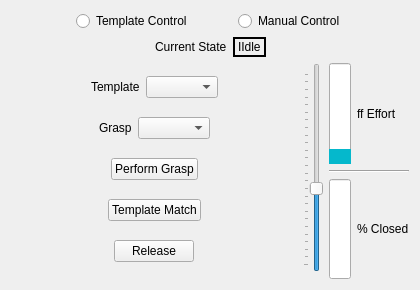
This is vigir_ocs_grasp_widget/src/graspWidget.ui in team-vigir/vigir_ocs_common as Qt 5 draws it before an edit. The edited form follows.
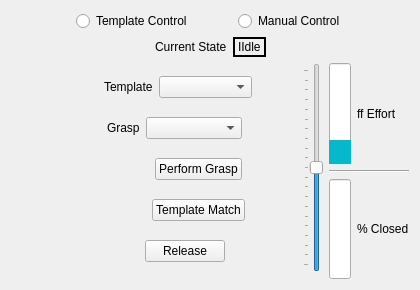
This is the edited form.

Commit message: Updated the gui to have the correct hand in the title. Also modified bounds for slider bar to the corrent values.

What changed in the file:
```diff
--- a/vigir_ocs_grasp_widget/src/graspWidget.ui
+++ b/vigir_ocs_grasp_widget/src/graspWidget.ui
@@ -157,16 +157,26 @@
           </widget>
          </item>
          <item>
-          <widget class="QComboBox" name="templateBox"/>
+          <widget class="QComboBox" name="templateBox">
+           <property name="sizePolicy">
+            <sizepolicy hsizetype="Expanding" vsizetype="Fixed">
+             <horstretch>0</horstretch>
+             <verstretch>0</verstretch>
+            </sizepolicy>
+           </property>
+          </widget>
          </item>
          <item>
           <spacer name="horizontalSpacer_14">
            <property name="orientation">
             <enum>Qt::Horizontal</enum>
            </property>
+           <property name="sizeType">
+            <enum>QSizePolicy::Fixed</enum>
+           </property>
            <property name="sizeHint" stdset="0">
             <size>
-             <width>40</width>
+             <width>45</width>
              <height>20</height>
             </size>
            </property>
@@ -197,16 +207,26 @@
           </widget>
          </item>
          <item>
-          <widget class="QComboBox" name="graspBox"/>
+          <widget class="QComboBox" name="graspBox">
+           <property name="sizePolicy">
+            <sizepolicy hsizetype="Expanding" vsizetype="Fixed">
+             <horstretch>0</horstretch>
+             <verstretch>0</verstretch>
+            </sizepolicy>
+           </property>
+          </widget>
          </item>
          <item>
           <spacer name="horizontalSpacer_13">
            <property name="orientation">
             <enum>Qt::Horizontal</enum>
            </property>
+           <property name="sizeType">
+            <enum>QSizePolicy::Fixed</enum>
+           </property>
            <property name="sizeHint" stdset="0">
             <size>
-             <width>40</width>
+             <width>55</width>
              <height>20</height>
             </size>
            </property>
@@ -241,9 +261,12 @@
            <property name="orientation">
             <enum>Qt::Horizontal</enum>
            </property>
+           <property name="sizeType">
+            <enum>QSizePolicy::Fixed</enum>
+           </property>
            <property name="sizeHint" stdset="0">
             <size>
-             <width>40</width>
+             <width>55</width>
              <height>20</height>
             </size>
            </property>
@@ -278,9 +301,12 @@
            <property name="orientation">
             <enum>Qt::Horizontal</enum>
            </property>
+           <property name="sizeType">
+            <enum>QSizePolicy::Fixed</enum>
+           </property>
            <property name="sizeHint" stdset="0">
             <size>
-             <width>40</width>
+             <width>52</width>
              <height>20</height>
             </size>
            </property>
@@ -315,9 +341,12 @@
            <property name="orientation">
             <enum>Qt::Horizontal</enum>
            </property>
+           <property name="sizeType">
+            <enum>QSizePolicy::Fixed</enum>
+           </property>
            <property name="sizeHint" stdset="0">
             <size>
-             <width>40</width>
+             <width>72</width>
              <height>20</height>
             </size>
            </property>
@@ -335,7 +364,7 @@
           <enum>Qt::LeftToRight</enum>
          </property>
          <property name="maximum">
-          <number>255</number>
+          <number>200</number>
          </property>
          <property name="value">
           <number>100</number>
@@ -381,7 +410,7 @@
 }</string>
            </property>
            <property name="maximum">
-            <number>155</number>
+            <number>100</number>
            </property>
            <property name="value">
             <number>24</number>
```
The commit also changes 1 other file.
